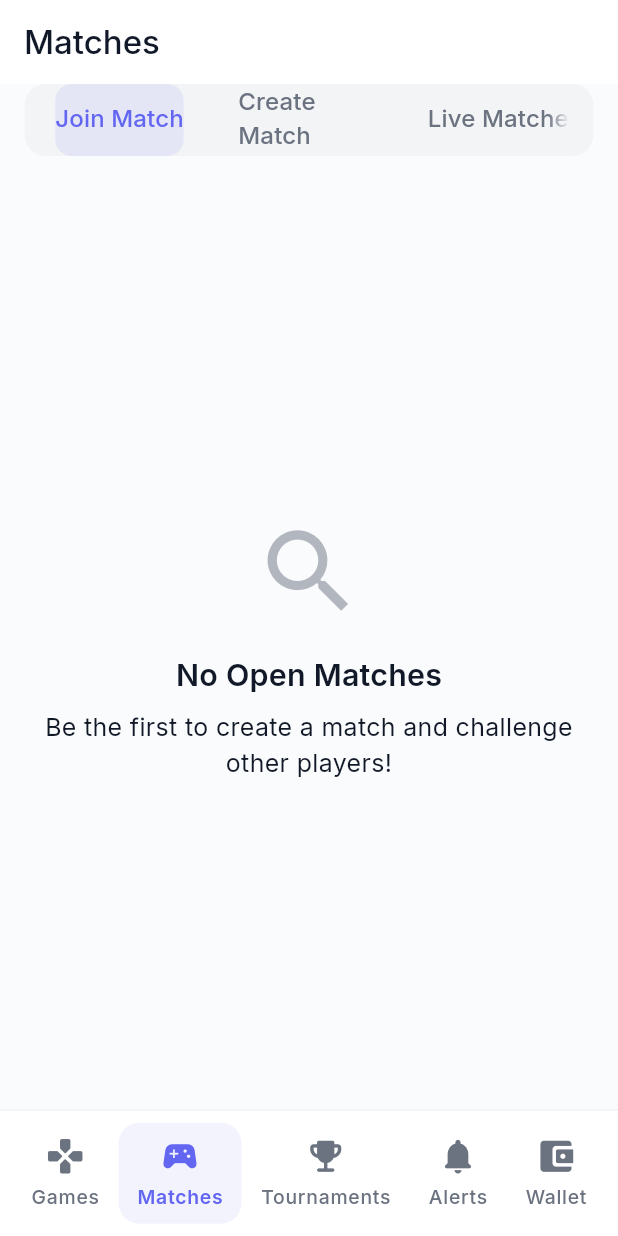
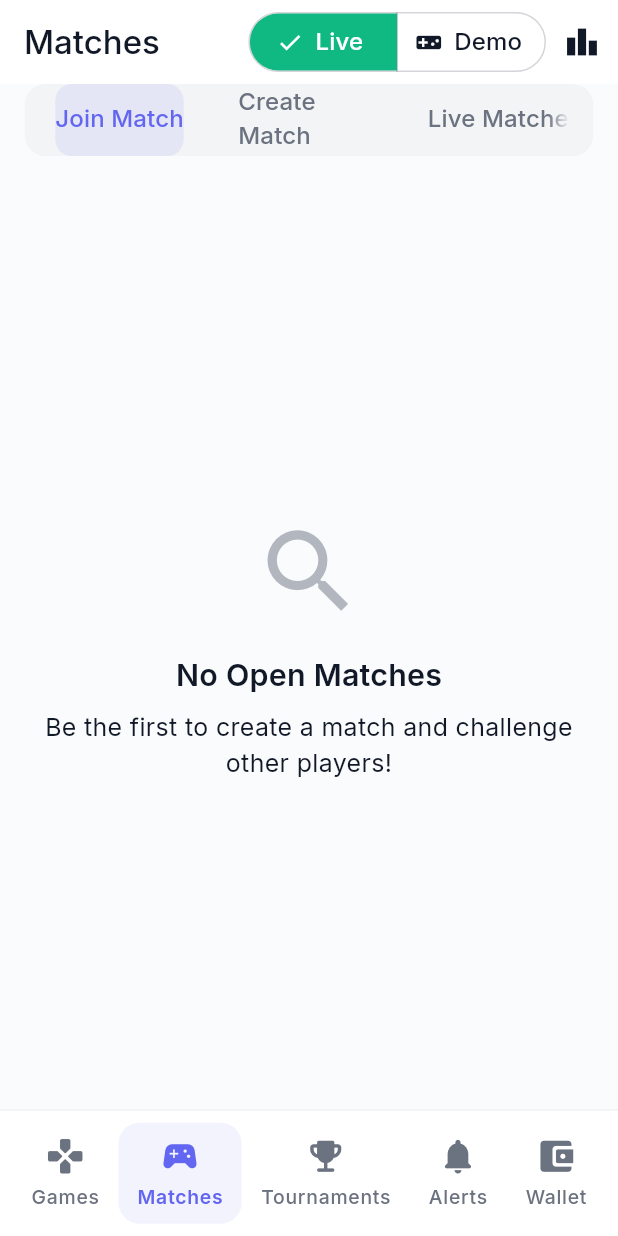
Before and after one commit to verzusxyz/VerzusXYZ, a Flutter app: the screen it shows once a user with an empty profile is signed in, item 2 of the bottom bar chosen, on a phone screen of 412 x 824 dp. Run offline on Flutter 3.47's test engine with Material 3 defaults, Android fonts, the phone set to English and light mode, and no system bars; drawn by our look-alikes of showcaseview; our stand-ins replace cloud_firestore, cloud_functions, firebase_auth, firebase_core, flutter_riverpod, flutter_svg and 5 more; missing offline and left inert: dart:html, dart:js_util, installed_apps; accounts and stored records are empty; statements that could not run were skipped; project files that could hold a hidden picture were left out.

Commit message:
fix: Refactor wallet toggle and add leaderboard icon
This commit addresses UI inconsistencies in the Matches and Tournaments screens.

- A reusable `WalletToggle` widget has been created to ensure a consistent look and feel for the live/demo wallet switch.
- The `walletModeProvider` has been centralized to manage the wallet state globally.
- The Matches and Tournaments screens have been refactored to use the new `WalletToggle` widget and the global `walletModeProvider`.
- A leaderboard icon has been added to the `AppBar` of both screens, and integrated into the user walkthrough.

```diff
--- a/lib/features/matches/ui/screens/matches_screen.dart
+++ b/lib/features/matches/ui/screens/matches_screen.dart
@@ -1,5 +1,6 @@
 import 'package:flutter/material.dart';
 import 'package:flutter_riverpod/flutter_riverpod.dart';
+import 'package:go_router/go_router.dart';
 import 'package:showcaseview/showcaseview.dart';
 import 'package:verzus/features/auth/data/repositories/auth_repository.dart';
 import 'package:verzus/features/games/data/models/game_model.dart';
@@ -7,11 +8,13 @@ import 'package:verzus/features/games/data/repositories/game_repository.dart';
 import 'package:verzus/features/matches/data/models/match_model.dart';
 import 'package:verzus/features/matches/data/repositories/match_repository.dart';
 import 'package:verzus/features/wallet/data/models/wallet_model.dart';
+import 'package:verzus/features/wallet/providers/wallet_provider.dart';
 import 'package:verzus/services/walkthrough_service.dart';
 import 'package:verzus/utils/responsive.dart';
 import 'package:verzus/widgets/shimmers.dart';
 import 'package:verzus/widgets/verzus_button.dart';
 import 'package:verzus/widgets/verzus_text_field.dart';
+import 'package:verzus/widgets/wallet_toggle.dart';
 
 class MatchesScreen extends ConsumerStatefulWidget {
   const MatchesScreen({super.key});
@@ -28,7 +31,6 @@ class _MatchesScreenState extends ConsumerState<MatchesScreen>
   String? _selectedGameId;
   GameModel? _selectedGame;
   bool _isPrivate = false;
-  WalletKind _walletKind = WalletKind.live;
 
   @override
   void initState() {
@@ -48,9 +50,28 @@ class _MatchesScreenState extends ConsumerState<MatchesScreen>
     final responsive = Responsive(context);
     final theme = Theme.of(context);
     final walkthroughService = ref.watch(walkthroughServiceProvider);
+    final walletMode = ref.watch(walletModeProvider);
 
     return Scaffold(
-      appBar: AppBar(title: const Text('Matches')),
+      appBar: AppBar(
+        title: const Text('Matches'),
+        actions: [
+          WalletToggle(
+            groupValue: walletMode,
+            onSelectionChanged: (value) {
+              ref.read(walletModeProvider.notifier).state = value;
+            },
+          ),
+          Showcase(
+            key: walkthroughService!.leaderboardKey,
+            description: 'Check the leaderboards to see who is on top!',
+            child: IconButton(
+              icon: const Icon(Icons.leaderboard),
+              onPressed: () => context.go('/leaderboards'),
+            ),
+          ),
+        ],
+      ),
       body: Column(
         children: [
           Container(
@@ -67,7 +88,7 @@ class _MatchesScreenState extends ConsumerState<MatchesScreen>
                 const Tab(text: 'Join Match'),
                 Tab(
                   child: Showcase(
-                    key: walkthroughService!.createMatchKey,
+                    key: walkthroughService.createMatchKey,
                     description: 'Tap here to create your own match!',
                     child: const Text('Create Match'),
                   ),
@@ -102,8 +123,10 @@ class _MatchesScreenState extends ConsumerState<MatchesScreen>
   }
 
   Widget _buildJoinMatches(Responsive responsive) {
-    final matchesStream =
-        ref.watch(matchRepositoryProvider).getAvailableMatches();
+    final walletMode = ref.watch(walletModeProvider);
+    final matchesStream = ref
+        .watch(matchRepositoryProvider)
+        .getAvailableMatches(walletKind: walletMode);
     return StreamBuilder<List<MatchModel>>(
       stream: matchesStream,
       builder: (context, snapshot) {
@@ -156,6 +179,7 @@ class _MatchesScreenState extends ConsumerState<MatchesScreen>
     final gamesStream = ref.watch(gameRepositoryProvider).getGames();
     final theme = Theme.of(context);
     final walkthroughService = ref.watch(walkthroughServiceProvider);
+    final walletMode = ref.watch(walletModeProvider);
 
     return Column(
       crossAxisAlignment: CrossAxisAlignment.start,
@@ -221,18 +245,6 @@ class _MatchesScreenState extends ConsumerState<MatchesScreen>
                       ),
                     ),
                   ),
-                  SizedBox(width: responsive.widthPercent(0.03)),
-                  DropdownButton<WalletKind>(
-                    value: _walletKind,
-                    items: const [
-                      DropdownMenuItem(
-                          value: WalletKind.live, child: Text('Live')),
-                      DropdownMenuItem(
-                          value: WalletKind.demo, child: Text('Demo')),
-                    ],
-                    onChanged: (v) =>
-                        setState(() => _walletKind = v ?? WalletKind.live),
-                  ),
                 ],
               ),
               SizedBox(height: responsive.heightPercent(0.01)),
@@ -248,7 +260,7 @@ class _MatchesScreenState extends ConsumerState<MatchesScreen>
               SizedBox(
                 width: double.infinity,
                 child: VerzusButton(
-                  onPressed: _createMatch,
+                  onPressed: () => _createMatch(walletMode),
                   child: const Text('Create'),
                 ),
               ),
@@ -259,7 +271,7 @@ class _MatchesScreenState extends ConsumerState<MatchesScreen>
     );
   }
 
-  Future<void> _createMatch() async {
+  Future<void> _createMatch(WalletKind walletKind) async {
     final authUser = ref.read(authRepositoryProvider).currentUser;
     if (authUser == null) {
       _showError('Please sign in');
@@ -276,7 +288,7 @@ class _MatchesScreenState extends ConsumerState<MatchesScreen>
         creatorId: authUser.uid,
         skillTopic: _selectedGame!.title,
         wagerAmount: wager,
-        walletKind: _walletKind,
+        walletKind: walletKind,
         matchFormat: MatchFormat.oneVOne,
         status: MatchStatus.pending,
         createdAt: DateTime.now(),
--- /dev/null
+++ b/lib/features/wallet/providers/wallet_provider.dart
@@ -0,0 +1,4 @@
+import 'package:flutter_riverpod/flutter_riverpod.dart';
+import 'package:verzus/features/wallet/data/models/wallet_model.dart';
+
+final walletModeProvider = StateProvider<WalletKind>((ref) => WalletKind.live);
--- /dev/null
+++ b/lib/widgets/wallet_toggle.dart
@@ -0,0 +1,33 @@
+import 'package:flutter/material.dart';
+import 'package:verzus/features/wallet/data/models/wallet_model.dart';
+
+class WalletToggle extends StatelessWidget {
+  final WalletKind groupValue;
+  final ValueChanged<WalletKind> onSelectionChanged;
+
+  const WalletToggle({
+    super.key,
+    required this.groupValue,
+    required this.onSelectionChanged,
+  });
+
+  @override
+  Widget build(BuildContext context) {
+    return SegmentedButton<WalletKind>(
+      segments: const <ButtonSegment<WalletKind>>[
+        ButtonSegment<WalletKind>(
+            value: WalletKind.live,
+            label: Text('Live'),
+            icon: Icon(Icons.monetization_on)),
+        ButtonSegment<WalletKind>(
+            value: WalletKind.demo,
+            label: Text('Demo'),
+            icon: Icon(Icons.videogame_asset)),
+      ],
+      selected: <WalletKind>{groupValue},
+      onSelectionChanged: (Set<WalletKind> newSelection) {
+        onSelectionChanged(newSelection.first);
+      },
+    );
+  }
+}
```
Also changed, not shown: lib/features/tournaments/ui/screens/tournaments_screen.dart (+26 -75 lines), lib/features/wallet/data/models/wallet_model.dart (line endings or trailing spaces), lib/firestore/firestore_data_schema.dart (line endings or trailing spaces).
